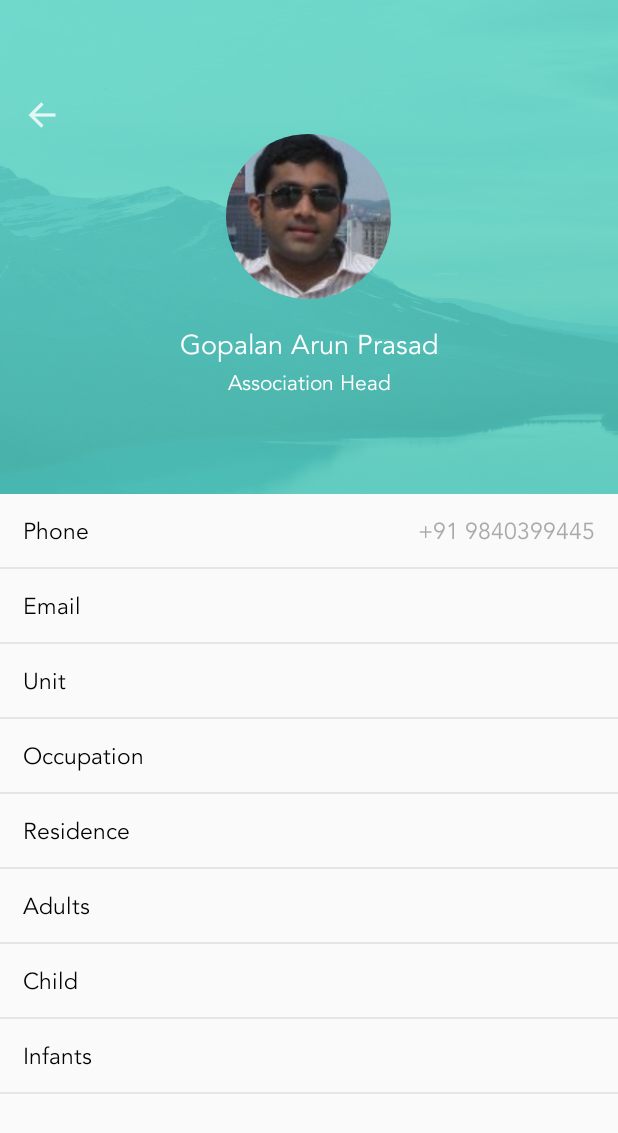
After one commit to gprasaadgit/communify, an Android app: the layout activity_profile_view.xml on its own in the app's theme, with its tools: preview values and no code run, on a phone screen of 412 x 824 dp. The commit adds this screen. Shown: the top 1133 px of the screen. Run offline under Robolectric (Android 15) with nearby library versions, the phone set to English and light mode, and no system bars.

Commit message:
Added new activity for profile

```diff
--- /dev/null
+++ b/app/src/main/java/com/gap22/community/apartment/ProfileView.java
@@ -0,0 +1,16 @@
+package com.gap22.community.apartment;
+
+import android.support.v7.app.AppCompatActivity;
+import android.os.Bundle;
+
+import com.gap22.community.apartment.Common.FontsOverride;
+
+public class ProfileView extends AppCompatActivity {
+
+    @Override
+    protected void onCreate(Bundle savedInstanceState) {
+        super.onCreate(savedInstanceState);
+        FontsOverride.setDefaultFont(this, "MONOSPACE", "fonts/avenirltstd-book.ttf");
+        setContentView(R.layout.activity_profile_view);
+    }
+}
--- /dev/null
+++ b/app/src/main/res/layout/activity_profile_view.xml
@@ -0,0 +1,326 @@
+<?xml version="1.0" encoding="utf-8"?>
+<LinearLayout xmlns:android="http://schemas.android.com/apk/res/android"
+    xmlns:app="http://schemas.android.com/apk/res-auto"
+    android:id="@+id/sign_in_form"
+    android:layout_width="match_parent"
+    android:layout_height="match_parent"
+    android:orientation="vertical">
+
+    <LinearLayout
+        android:id="@+id/lay1"
+        android:layout_width="match_parent"
+        android:layout_height="0dp"
+        android:layout_weight="0.40"
+        android:background="@drawable/login_bg"
+        android:gravity="center_vertical|center_horizontal"
+        android:orientation="vertical"
+        android:weightSum="1">
+
+        <ImageView
+            android:layout_width="25dp"
+            android:layout_height="25dp"
+            android:layout_gravity="left"
+            android:layout_marginLeft="15dp"
+            android:src="@drawable/navigation_back" />
+
+        <de.hdodenhof.circleimageview.CircleImageView
+            android:id="@+id/img_user_image"
+            android:layout_width="110dp"
+            android:layout_height="110dp"
+            android:layout_below="@+id/imageView"
+            android:layout_centerHorizontal="true"
+            android:layout_marginBottom="20dp"
+            android:scaleType="centerCrop"
+            android:src="@drawable/default_photo" />
+
+        <TextView
+            android:id="@+id/textView1"
+            android:layout_width="match_parent"
+            android:layout_height="wrap_content"
+            android:layout_marginLeft="15dp"
+            android:layout_marginRight="15dp"
+            android:text="@string/act_view_profile_fullname"
+            android:textAlignment="center"
+            android:textColor="@color/colorWhite"
+            android:textSize="18sp" />
+
+        <TextView
+            android:id="@+id/textView"
+            android:layout_width="match_parent"
+            android:layout_height="wrap_content"
+            android:layout_marginLeft="15dp"
+            android:layout_marginRight="15dp"
+            android:layout_marginTop="5dp"
+            android:text="@string/act_view_profile_role"
+            android:textAlignment="center"
+            android:textColor="@color/colorWhite"
+            android:textSize="14sp" />
+
+    </LinearLayout>
+
+    <LinearLayout
+        android:id="@+id/sign_in_panel"
+        android:layout_width="match_parent"
+        android:layout_height="0dp"
+        android:layout_weight="0.60"
+        android:gravity="bottom"
+        android:orientation="vertical">
+
+        <ScrollView
+            android:layout_width="match_parent"
+            android:layout_height="match_parent">
+
+            <TableLayout
+                android:layout_width="match_parent"
+                android:layout_height="match_parent"
+                android:stretchColumns="1">
+
+
+                <TableRow
+                    android:background="@drawable/bottom_gray_border"
+                    android:paddingBottom="15dp"
+                    android:paddingTop="15dp">
+
+                    <TextView
+                        android:id="@+id/tview_phone"
+                        android:layout_width="0dp"
+                        android:layout_height="match_parent"
+                        android:layout_marginLeft="15dp"
+                        android:layout_marginRight="5dp"
+                        android:layout_weight=".50"
+                        android:text="@string/act_view_profile_phone"
+                        android:textColor="@android:color/black"
+                        android:textSize="15sp" />
+
+                    <TextView
+                        android:id="@+id/tview_phone_value"
+                        android:layout_width="0dp"
+                        android:layout_height="match_parent"
+                        android:layout_marginLeft="5dp"
+                        android:layout_marginRight="15dp"
+                        android:layout_weight="1"
+                        android:gravity="end"
+                        android:text="+91 9840399445"
+                        android:textAlignment="textEnd"
+                        android:textColor="@android:color/darker_gray"
+                        android:textSize="15sp" />
+                </TableRow>
+
+                <TableRow
+                    android:background="@drawable/bottom_gray_border"
+                    android:paddingBottom="15dp"
+                    android:paddingTop="15dp">
+
+                    <TextView
+                        android:id="@+id/tview_email"
+                        android:layout_width="0dp"
+                        android:layout_height="match_parent"
+                        android:layout_marginLeft="15dp"
+                        android:layout_marginRight="5dp"
+                        android:layout_weight=".50"
+                        android:text="@string/act_view_profile_email"
+                        android:textColor="@android:color/black"
+                        android:textSize="15sp" />
+
+                    <TextView
+                        android:id="@+id/tview_email_value"
+                        android:layout_width="0dp"
+                        android:layout_height="match_parent"
+                        android:layout_marginLeft="5dp"
+                        android:layout_marginRight="15dp"
+                        android:layout_weight="1"
+                        android:gravity="end"
+                        android:text=""
+                        android:textAlignment="textEnd"
+                        android:textColor="@android:color/darker_gray"
+                        android:textSize="15sp" />
+                </TableRow>
+
+                <TableRow
+                    android:background="@drawable/bottom_gray_border"
+                    android:paddingBottom="15dp"
+                    android:paddingTop="15dp">
+
+                    <TextView
+                        android:id="@+id/tview_unit"
+                        android:layout_width="0dp"
+                        android:layout_height="match_parent"
+                        android:layout_marginLeft="15dp"
+                        android:layout_marginRight="5dp"
+                        android:layout_weight=".50"
+                        android:text="@string/act_view_profile_unit"
+                        android:textColor="@android:color/black"
+                        android:textSize="15sp" />
+
+                    <TextView
+                        android:id="@+id/tview_unit_value"
+                        android:layout_width="0dp"
+                        android:layout_height="match_parent"
+                        android:layout_marginLeft="5dp"
+                        android:layout_marginRight="15dp"
+                        android:layout_weight="1"
+                        android:gravity="end"
+                        android:text=""
+                        android:textAlignment="textEnd"
+                        android:textColor="@android:color/darker_gray"
+                        android:textSize="15sp" />
+                </TableRow>
+
+                <TableRow
+                    android:background="@drawable/bottom_gray_border"
+                    android:paddingBottom="15dp"
+                    android:paddingTop="15dp">
+
+                    <TextView
+                        android:id="@+id/tview_occupation"
+                        android:layout_width="0dp"
+                        android:layout_height="match_parent"
+                        android:layout_marginLeft="15dp"
+                        android:layout_marginRight="5dp"
+                        android:layout_weight=".50"
+                        android:text="@string/act_view_profile_occupation"
+                        android:textColor="@android:color/black"
+                        android:textSize="15sp" />
+
+                    <TextView
+                        android:id="@+id/tview_occupation_value"
+                        android:layout_width="0dp"
+                        android:layout_height="match_parent"
+                        android:layout_marginLeft="5dp"
+                        android:layout_marginRight="15dp"
+                        android:layout_weight="1"
+                        android:gravity="end"
+                        android:text=""
+                        android:textAlignment="textEnd"
+                        android:textColor="@android:color/darker_gray"
+                        android:textSize="15sp" />
+                </TableRow>
+
+                <TableRow
+                    android:background="@drawable/bottom_gray_border"
+                    android:paddingBottom="15dp"
+                    android:paddingTop="15dp">
+
+                    <TextView
+                        android:id="@+id/tview_residence"
+                        android:layout_width="0dp"
+                        android:layout_height="match_parent"
+                        android:layout_marginLeft="15dp"
+                        android:layout_marginRight="5dp"
+                        android:layout_weight=".50"
+                        android:text="@string/act_view_profile_residence"
+                        android:textColor="@android:color/black"
+                        android:textSize="15sp" />
+
+                    <TextView
+                        android:id="@+id/tview_residence_value"
+                        android:layout_width="0dp"
+                        android:layout_height="match_parent"
+                        android:layout_marginLeft="5dp"
+                        android:layout_marginRight="15dp"
+                        android:layout_weight="1"
+                        android:gravity="end"
+                        android:text=""
+                        android:textAlignment="textEnd"
+                        android:textColor="@android:color/darker_gray"
+                        android:textSize="15sp" />
+                </TableRow>
+
+                <TableRow
+                    android:background="@drawable/bottom_gray_border"
+                    android:paddingBottom="15dp"
+                    android:paddingTop="15dp">
+
+                    <TextView
+                        android:id="@+id/tview_adults"
+                        android:layout_width="0dp"
+                        android:layout_height="match_parent"
+                        android:layout_marginLeft="15dp"
+                        android:layout_marginRight="5dp"
+                        android:layout_weight=".50"
+                        android:text="@string/act_view_profile_adults"
+                        android:textColor="@android:color/black"
+                        android:textSize="15sp" />
+
+                    <TextView
+                        android:id="@+id/tview_adults_value"
+                        android:layout_width="0dp"
+                        android:layout_height="match_parent"
+                        android:layout_marginLeft="5dp"
+                        android:layout_marginRight="15dp"
+                        android:layout_weight="1"
+                        android:gravity="end"
+                        android:text=""
+                        android:textAlignment="textEnd"
+                        android:textColor="@android:color/darker_gray"
+                        android:textSize="15sp" />
+                </TableRow>
+
+                <TableRow
+                    android:background="@drawable/bottom_gray_border"
+                    android:paddingBottom="15dp"
+                    android:paddingTop="15dp">
+
+                    <TextView
+                        android:id="@+id/tview_child"
+                        android:layout_width="0dp"
+                        android:layout_height="match_parent"
+                        android:layout_marginLeft="15dp"
+                        android:layout_marginRight="5dp"
+                        android:layout_weight=".50"
+                        android:text="@string/act_view_profile_child"
+                        android:textColor="@android:color/black"
+                        android:textSize="15sp" />
+
+                    <TextView
+                        android:id="@+id/tview_child_value"
+                        android:layout_width="0dp"
+                        android:layout_height="match_parent"
+                        android:layout_marginLeft="5dp"
+                        android:layout_marginRight="15dp"
+                        android:layout_weight="1"
+                        android:gravity="end"
+                        android:text=""
+                        android:textAlignment="textEnd"
+                        android:textColor="@android:color/darker_gray"
+                        android:textSize="15sp" />
+                </TableRow>
+
+                <TableRow
+                    android:background="@drawable/bottom_gray_border"
+                    android:paddingBottom="15dp"
+                    android:paddingTop="15dp">
+
+                    <TextView
+                        android:id="@+id/tview_infants"
+                        android:layout_width="0dp"
+                        android:layout_height="match_parent"
+                        android:layout_marginLeft="15dp"
+                        android:layout_marginRight="5dp"
+                        android:layout_weight=".50"
+                        android:text="@string/act_view_profile_infants"
+                        android:textColor="@android:color/black"
+                        android:textSize="15sp" />
+
+                    <TextView
+                        android:id="@+id/tview_infants_value"
+                        android:layout_width="0dp"
+                        android:layout_height="match_parent"
+                        android:layout_marginLeft="5dp"
+                        android:layout_marginRight="15dp"
+                        android:layout_weight="1"
+                        android:gravity="end"
+                        android:text=""
+                        android:textAlignment="textEnd"
+                        android:textColor="@android:color/darker_gray"
+                        android:textSize="15sp" />
+                </TableRow>
+
+            </TableLayout>
+
+
+        </ScrollView>
+
+    </LinearLayout>
+
+</LinearLayout>
--- a/app/src/main/res/values/strings.xml
+++ b/app/src/main/res/values/strings.xml
@@ -87,11 +87,24 @@
 
     <!-- Verift Phone -->
     <string name="act_verify_phone">Verify Your Number</string>
-    <string name="act_verify_phone_description">Please enter your mobile number to recieve a verfication code.</string>
+    <string name="act_verify_phone_description">Please enter your mobile number to receive a verification code.</string>
     <string name="act_verify_continue">Continue</string>
 
     <!-- Verift Phone -->
     <string name="act_share_location_need">Nead Your Location</string>
     <string name="act_share_location_description">Please give us access to your GPS Location.</string>
     <string name="act_share_location_allow">Allow</string>
+
+    <!-- View Profile -->
+    <string name="act_view_profile_fullname">Gopalan Arun Prasad</string>
+    <string name="act_view_profile_role">Association Head</string>
+    <string name="act_view_profile_Update">Update Profile</string>
+    <string name="act_view_profile_unit">Unit</string>
+    <string name="act_view_profile_occupation">Occupation</string>
+    <string name="act_view_profile_residence">Residence</string>
+    <string name="act_view_profile_adults">Adults</string>
+    <string name="act_view_profile_child">Child</string>
+    <string name="act_view_profile_infants">Infants</string>
+    <string name="act_view_profile_phone">Phone</string>
+    <string name="act_view_profile_email">Email</string>
 </resources>
```
Also changed, not shown: app/src/main/res/drawable/navigation_back.png (added).
